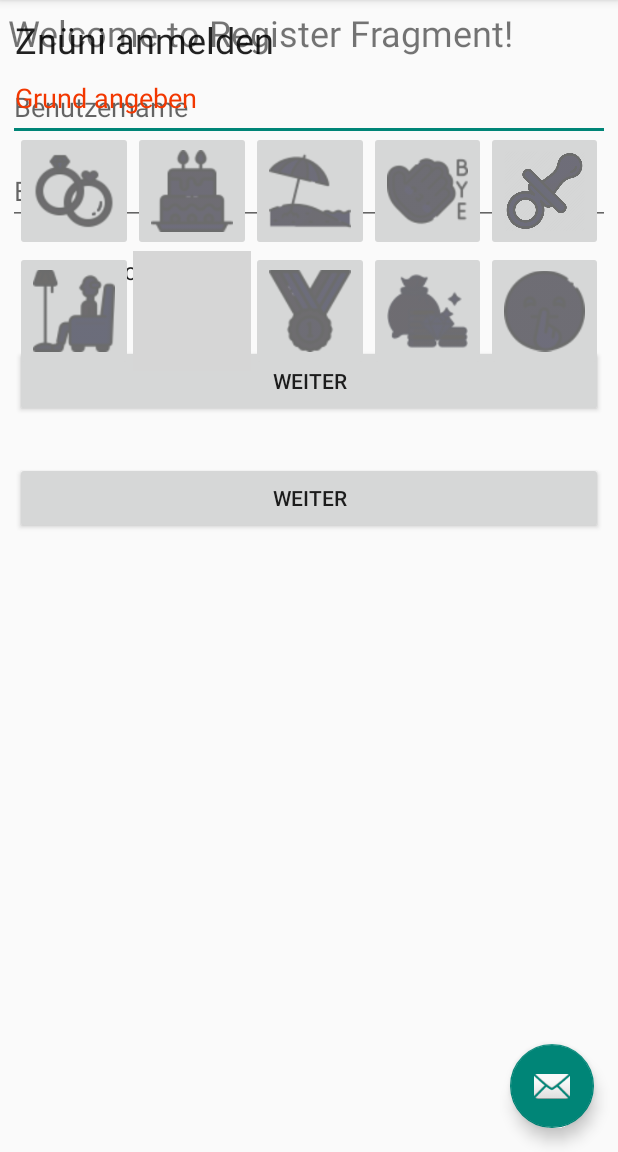
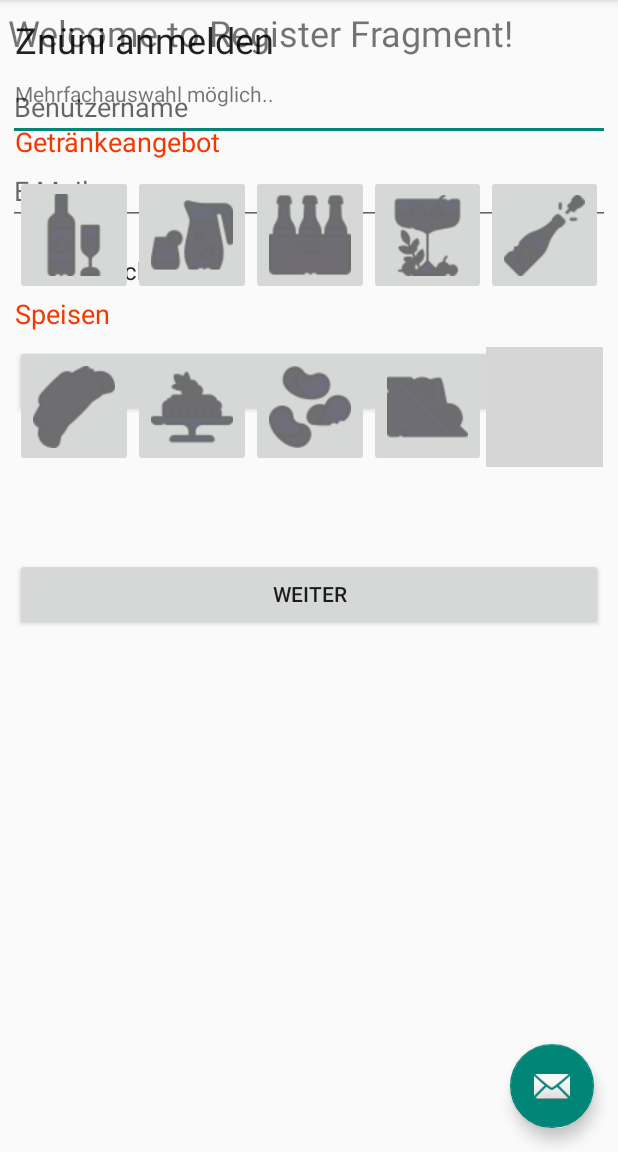
Before and after one commit to cloud4bspace/CTW, an Android app: the fragment AdditemStepThreeFragment placed in its activity, on a phone screen of 412 x 824 dp, the part 84-1236 px from its top. Run offline under Robolectric (Android 15) with nearby library versions, the phone set to English and light mode, and no system bars; our stand-ins replace Volley; libraries missing offline, so code that uses them is left out: com.beust.klaxon; network calls fail; grey boxes are pictures that could not be loaded.

Commit message:
AddItem bis Step 2.5

```diff
--- a/app/src/main/java/space/cloud4b/ctw/AdditemStepThreeFragment.kt
+++ b/app/src/main/java/space/cloud4b/ctw/AdditemStepThreeFragment.kt
@@ -5,12 +5,17 @@ import androidx.fragment.app.Fragment
 import android.view.LayoutInflater
 import android.view.View
 import android.view.ViewGroup
+import android.widget.ImageButton
+import kotlinx.android.synthetic.main.additem_stepthree_fragment.*
 import kotlinx.android.synthetic.main.additem_steptwo_fragment.*
+import kotlinx.android.synthetic.main.additem_steptwo_fragment.tvReason
 
 /**
  * A simple [Fragment] subclass as the default destination in the navigation.
  */
 class AdditemStepThreeFragment : Fragment() {
+
+    var beverageList : MutableList<String> = arrayListOf()
 
     override fun onCreateView(
         inflater: LayoutInflater, container: ViewGroup?,
@@ -20,7 +25,7 @@ class AdditemStepThreeFragment : Fragment() {
 
 
         // Inflate the layout for this fragment
-        return inflater.inflate(R.layout.additem_stepthree_fragment_old, container, false)
+        return inflater.inflate(R.layout.additem_stepthree_fragment, container, false)
     }
 
     override fun onViewCreated(view: View, savedInstanceState: Bundle?) {
@@ -34,40 +39,89 @@ class AdditemStepThreeFragment : Fragment() {
           llReasonsLineOne.getChildAt(i).setColorFilter(R.color.black,android.graphics.PorterDuff.Mode.MULTIPLY);
       }
   }*/
-        ibGoodbye.setColorFilter(R.color.black,android.graphics.PorterDuff.Mode.MULTIPLY);
-        ibBirthday.setColorFilter(R.color.black,android.graphics.PorterDuff.Mode.MULTIPLY);
-        ibFirstprize.setColorFilter(R.color.black,android.graphics.PorterDuff.Mode.MULTIPLY);
-        ibGraduation.setColorFilter(R.color.black,android.graphics.PorterDuff.Mode.MULTIPLY);
-        ibHoliday.setColorFilter(R.color.black,android.graphics.PorterDuff.Mode.MULTIPLY);
-        ibJackpot.setColorFilter(R.color.black,android.graphics.PorterDuff.Mode.MULTIPLY);
-        ibNewborn.setColorFilter(R.color.black,android.graphics.PorterDuff.Mode.MULTIPLY);
-        ibRetirement.setColorFilter(R.color.black,android.graphics.PorterDuff.Mode.MULTIPLY);
-        ibSecret.setColorFilter(R.color.black,android.graphics.PorterDuff.Mode.MULTIPLY);
-        ibWedding.setColorFilter(R.color.black,android.graphics.PorterDuff.Mode.MULTIPLY);
+        ibWine.setColorFilter(R.color.black,android.graphics.PorterDuff.Mode.MULTIPLY);
+        ibLimmo.setColorFilter(R.color.black,android.graphics.PorterDuff.Mode.MULTIPLY);
+        ibBeer.setColorFilter(R.color.black,android.graphics.PorterDuff.Mode.MULTIPLY);
+        ibCocktails.setColorFilter(R.color.black,android.graphics.PorterDuff.Mode.MULTIPLY);
+        ibChampagne.setColorFilter(R.color.black,android.graphics.PorterDuff.Mode.MULTIPLY);
+        ibCroissant.setColorFilter(R.color.black,android.graphics.PorterDuff.Mode.MULTIPLY);
+        ibTarte.setColorFilter(R.color.black,android.graphics.PorterDuff.Mode.MULTIPLY);
+        ibCrisps.setColorFilter(R.color.black,android.graphics.PorterDuff.Mode.MULTIPLY);
+        ibSandwich.setColorFilter(R.color.black,android.graphics.PorterDuff.Mode.MULTIPLY);
+        ibVeggies.setColorFilter(R.color.black,android.graphics.PorterDuff.Mode.MULTIPLY);
 
 
-        ibGoodbye.setOnClickListener() {
-            if(tvReason.text.toString().equals("Abschied"))  {
-                ibGoodbye.setColorFilter(R.color.black,android.graphics.PorterDuff.Mode.MULTIPLY);
-                tvReason.setText("")
+        ibWine.setOnClickListener() {
+            if(beverageList.contains("Wein"))  {
+                ibWine.setColorFilter(R.color.black,android.graphics.PorterDuff.Mode.MULTIPLY);
+                beverageList.remove("Wein")
             } else {
-                ibGoodbye.clearColorFilter()
-                tvReason.setText("Abschied")
-                ibBirthday.setColorFilter(R.color.black,android.graphics.PorterDuff.Mode.MULTIPLY);
-                ibFirstprize.setColorFilter(R.color.black,android.graphics.PorterDuff.Mode.MULTIPLY);
-                ibGraduation.setColorFilter(R.color.black,android.graphics.PorterDuff.Mode.MULTIPLY);
-                ibHoliday.setColorFilter(R.color.black,android.graphics.PorterDuff.Mode.MULTIPLY);
-                ibJackpot.setColorFilter(R.color.black,android.graphics.PorterDuff.Mode.MULTIPLY);
-                ibNewborn.setColorFilter(R.color.black,android.graphics.PorterDuff.Mode.MULTIPLY);
-                ibRetirement.setColorFilter(R.color.black,android.graphics.PorterDuff.Mode.MULTIPLY);
-                ibSecret.setColorFilter(R.color.black,android.graphics.PorterDuff.Mode.MULTIPLY);
-                ibWedding.setColorFilter(R.color.black,android.graphics.PorterDuff.Mode.MULTIPLY);
+                ibWine.clearColorFilter()
+                beverageList.add("Wein")
             }
+            generateTvOutput()
+        }
+        ibLimmo.setOnClickListener() {
+            if(beverageList.contains("Limmo"))  {
+                ibLimmo.setColorFilter(R.color.black,android.graphics.PorterDuff.Mode.MULTIPLY);
+                beverageList.remove("Limmo")
+            } else {
+                ibLimmo.clearColorFilter()
+                beverageList.add("Limmo")
+            }
+            generateTvOutput()
+        }
+        ibBeer.setOnClickListener() {
+            if(beverageList.contains("Bier"))  {
+                ibBeer.setColorFilter(R.color.black,android.graphics.PorterDuff.Mode.MULTIPLY);
+                beverageList.remove("Bier")
+            } else {
+                ibBeer.clearColorFilter()
+                beverageList.add("Bier")
+            }
+            generateTvOutput()
+        }
+        ibCocktails.setOnClickListener() {
+            if(beverageList.contains("Cocktails"))  {
+                ibCocktails.setColorFilter(R.color.black,android.graphics.PorterDuff.Mode.MULTIPLY);
+                beverageList.remove("Cocktails")
+            } else {
+                ibCocktails.clearColorFilter()
+                beverageList.add("Cocktails")
+            }
+            generateTvOutput()
         }
 
+        ibChampagne.setOnClickListener() {
+            var button : ImageButton = it as ImageButton // TODO Casting wie dieses braucht es
+            if(beverageList.contains(button.contentDescription.toString()))  {
+                button.setColorFilter(R.color.black,android.graphics.PorterDuff.Mode.MULTIPLY);
+                beverageList.remove(button.contentDescription.toString())
+            } else {
+                button.clearColorFilter()
+                beverageList.add(button.contentDescription.toString())
+            }
+            generateTvOutput()
+        }
+    }
+    fun stringContains(searchString : String) : Boolean {
+        var string = tvFandB.text
+        return string.indexOf(searchString)>=0
+    }
 
+    fun generateTvOutput() {
+        var outputString : String? = null
+        var counter : Int = 1
+        for(beverage in beverageList) {
+            when (counter) {
+                1 -> outputString = beverage
+                beverageList.size -> outputString += " & $beverage"
+                else -> outputString += ", $beverage"
+            }
+            counter++
+        }
+        tvFandB.setText(outputString)
     }
 
 
-
 }
--- a/app/src/main/res/layout/additem_stepthree_fragment.xml
+++ b/app/src/main/res/layout/additem_stepthree_fragment.xml
@@ -4,7 +4,7 @@
     xmlns:tools="http://schemas.android.com/tools"
     android:layout_width="match_parent"
     android:layout_height="match_parent"
-    tools:context=".AdditemStepTwoFragment">
+    tools:context=".AdditemStepThreeFragment">
 
     <LinearLayout
         android:layout_width="0dp"
@@ -88,6 +88,7 @@
                 android:layout_width="80dp"
                 android:layout_height="80dp"
                 android:layout_weight="1"
+                android:contentDescription="@string/champagne"
                 android:scaleType="fitCenter"
                 android:src="@drawable/icn_champagne" />
 
@@ -152,7 +153,7 @@
         </LinearLayout>
 
         <TextView
-            android:id="@+id/tvReason"
+            android:id="@+id/tvFandB"
             android:layout_width="match_parent"
             android:layout_height="wrap_content"
             android:layout_marginTop="10dp"
--- a/app/src/main/res/layout/additem_stepthree_fragment_old.xml
+++ /dev/null
@@ -1,157 +0,0 @@
-<?xml version="1.0" encoding="utf-8"?>
-<androidx.constraintlayout.widget.ConstraintLayout xmlns:android="http://schemas.android.com/apk/res/android"
-    xmlns:app="http://schemas.android.com/apk/res-auto"
-    xmlns:tools="http://schemas.android.com/tools"
-    android:layout_width="match_parent"
-    android:layout_height="match_parent"
-    tools:context=".AdditemStepThreeFragment">
-
-    <LinearLayout
-        android:layout_width="0dp"
-        android:layout_height="0dp"
-        android:foregroundGravity="center_horizontal"
-        android:orientation="vertical"
-        android:padding="10dp"
-        app:layout_constraintBottom_toBottomOf="parent"
-        app:layout_constraintEnd_toEndOf="parent"
-        app:layout_constraintStart_toStartOf="parent"
-        app:layout_constraintTop_toTopOf="parent">
-
-        <TextView
-            android:id="@+id/textView"
-            android:layout_width="match_parent"
-            android:layout_height="wrap_content"
-            android:layout_marginBottom="10dp"
-            android:text="Znüni anmelden"
-            android:textAppearance="@style/TextAppearance.AppCompat.Body1"
-            android:textSize="24sp" />
-
-        <TextView
-            android:id="@+id/textView3"
-            android:layout_width="match_parent"
-            android:layout_height="wrap_content"
-            android:layout_marginBottom="10dp"
-            android:text="Grund angeben"
-            android:textColor="@color/secondaryColor"
-            android:textSize="18sp" />
-
-        <LinearLayout
-            android:id="@+id/llReasonsLineOne"
-            android:layout_width="match_parent"
-            android:layout_height="wrap_content"
-            android:orientation="horizontal">
-
-            <ImageButton
-                android:id="@+id/ibWedding"
-                style="@android:style/Widget.DeviceDefault.ImageButton"
-                android:layout_width="80dp"
-                android:layout_height="80dp"
-                android:layout_weight="1"
-                android:scaleType="fitCenter"
-                android:src="@drawable/icn_wedding" />
-
-            <ImageButton
-                android:id="@+id/ibBirthday"
-                android:layout_width="80dp"
-                android:layout_height="80dp"
-                android:layout_weight="1"
-                android:contentDescription="Geburtstag"
-                android:scaleType="fitCenter"
-                android:src="@drawable/icn_birthdaycake" />
-
-            <ImageButton
-                android:id="@+id/ibHoliday"
-                style="@android:style/Widget.DeviceDefault.ImageButton"
-                android:layout_width="80dp"
-                android:layout_height="80dp"
-                android:layout_weight="1"
-                android:scaleType="fitCenter"
-                android:src="@drawable/icn_beach" />
-
-            <ImageButton
-                android:id="@+id/ibGoodbye"
-                android:layout_width="80dp"
-                android:layout_height="80dp"
-                android:layout_weight="1"
-                android:scaleType="fitCenter"
-                android:src="@drawable/icn_goodbye" />
-
-            <ImageButton
-                android:id="@+id/ibNewborn"
-                android:layout_width="80dp"
-                android:layout_height="80dp"
-                android:layout_weight="1"
-                android:scaleType="fitCenter"
-                android:src="@drawable/icn_schnuller" />
-
-        </LinearLayout>
-
-        <LinearLayout
-            android:layout_width="match_parent"
-            android:layout_height="wrap_content"
-            android:orientation="horizontal">
-
-            <ImageButton
-                android:id="@+id/ibRetirement"
-                style="@android:style/Widget.DeviceDefault.ImageButton"
-                android:layout_width="80dp"
-                android:layout_height="80dp"
-                android:layout_weight="1"
-                android:scaleType="fitCenter"
-                android:src="@drawable/icn_retirement" />
-
-            <ImageButton
-                android:id="@+id/ibGraduation"
-                android:layout_width="80dp"
-                android:layout_height="80dp"
-                android:layout_weight="1"
-                android:contentDescription="Geburtstag"
-                android:scaleType="fitCenter"
-                android:src="@drawable/icn_graduation" />
-
-            <ImageButton
-                android:id="@+id/ibFirstprize"
-                style="@android:style/Widget.DeviceDefault.ImageButton"
-                android:layout_width="80dp"
-                android:layout_height="80dp"
-                android:layout_weight="1"
-                android:scaleType="fitCenter"
-                android:src="@drawable/icn_medal" />
-
-            <ImageButton
-                android:id="@+id/ibJackpot"
-                android:layout_width="80dp"
-                android:layout_height="80dp"
-                android:layout_weight="1"
-                android:scaleType="fitCenter"
-                android:src="@drawable/icn_jackpot" />
-
-            <ImageButton
-                android:id="@+id/ibSecret"
-                android:layout_width="80dp"
-                android:layout_height="80dp"
-                android:layout_weight="1"
-                android:scaleType="fitCenter"
-                android:src="@drawable/icn_secret" />
-
-        </LinearLayout>
-
-        <TextView
-            android:id="@+id/tvFandB"
-            android:layout_width="match_parent"
-            android:layout_height="wrap_content"
-            android:layout_marginTop="10dp"
-            android:layout_marginBottom="10dp"
-            android:textAlignment="center"
-            android:textColor="@color/secondaryColor"
-            android:textSize="30sp" />
-
-        <Button
-            android:id="@+id/buAddItemGotoStepThree"
-            android:layout_width="match_parent"
-            android:layout_height="wrap_content"
-            android:text="weiter"
-            android:textAllCaps="true" />
-
-    </LinearLayout>
-</androidx.constraintlayout.widget.ConstraintLayout>
--- a/app/src/main/res/navigation/nav_graph.xml
+++ b/app/src/main/res/navigation/nav_graph.xml
@@ -104,7 +104,7 @@
         android:id="@+id/additemStepThreeFragment"
         android:name="space.cloud4b.ctw.AdditemStepThreeFragment"
         android:label="additem_stepthree_fragment"
-        tools:layout="@layout/additem_stepthree_fragment_old" >
+        tools:layout="@layout/additem_stepthree_fragment" >
         <argument
             android:name="datum"
             app:argType="string" />
--- a/app/src/main/res/values/strings.xml
+++ b/app/src/main/res/values/strings.xml
@@ -25,6 +25,7 @@
     <string name="userbild">Profilbild</string>
     <string name="miUserInfo">User Info</string>
     <string name="tvLabelBenutzername">Benutzername</string>
+    <string name="champagne">Champagner</string>
     <!-- The order of these is important, don't reorder without changing Contacts.java --> <skip />
     <!-- Instant Message protocols/providers from android.provider.Contacts -->
     <string-array name="spOrgs">
```
